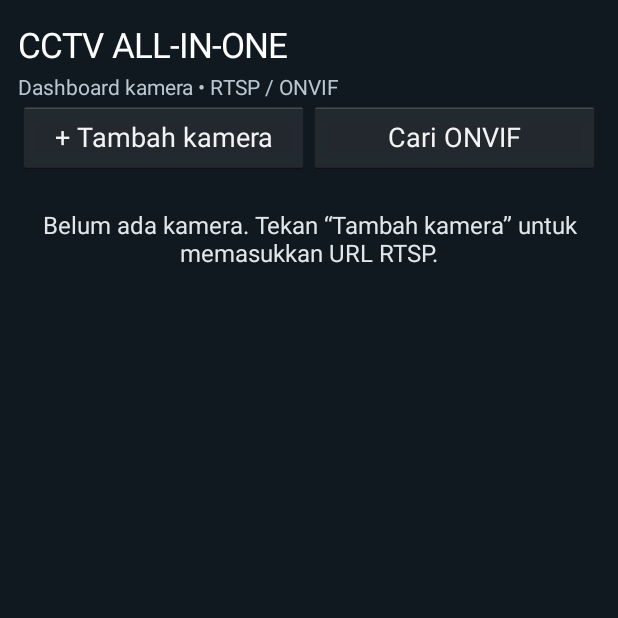
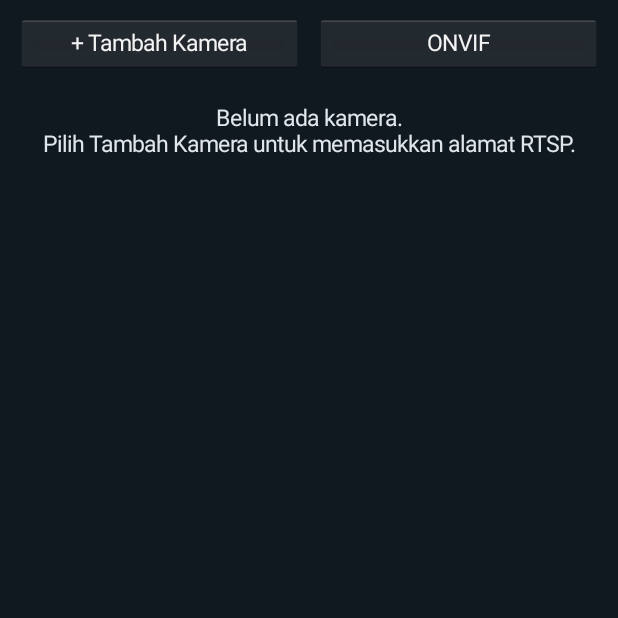
Before and after one commit to untuksrt5git/cctvall, an Android app: the screen it shows after launch (MainActivity), on a phone screen of 412 x 824 dp, the top half of it. Run offline under Robolectric (Android 15) with nearby library versions, the phone set to English and light mode, and no system bars; libraries missing offline, so code that uses them is left out: com.google.android.exoplayer2.

Commit message:
Simplify home screen to Add Camera and ONVIF

```diff
--- a/app/src/main/java/id/cctvall/app/MainActivity.kt
+++ b/app/src/main/java/id/cctvall/app/MainActivity.kt
@@ -23,45 +23,49 @@ class MainActivity : Activity() {
         super.onCreate(savedInstanceState)
         val root = LinearLayout(this).apply {
             orientation = LinearLayout.VERTICAL
-            setPadding(18, 18, 18, 18)
+            setPadding(16, 14, 16, 12)
             setBackgroundColor(0xFF101820.toInt())
         }
-        val title = TextView(this).apply {
-            text = "CCTV ALL-IN-ONE"
-            textSize = 23f
-            setTextColor(0xFFFFFFFF.toInt())
-            gravity = Gravity.CENTER_VERTICAL
+
+        val actions = LinearLayout(this).apply {
+            orientation = LinearLayout.HORIZONTAL
+            gravity = Gravity.CENTER
         }
-        root.addView(title, LinearLayout.LayoutParams(-1, 54))
-        val subtitle = TextView(this).apply {
-            text = "Dashboard kamera • RTSP / ONVIF"
-            textSize = 14f
-            setTextColor(0xFFB8C7D1.toInt())
+        val add = Button(this).apply {
+            text = "+ Tambah Kamera"
+            textSize = 15f
+            setOnClickListener { showAddCamera() }
         }
-        root.addView(subtitle)
-        val actions = LinearLayout(this).apply { orientation = LinearLayout.HORIZONTAL }
-        val add = Button(this).apply { text = "+ Tambah kamera"; setOnClickListener { showAddCamera() } }
-        val discover = Button(this).apply { text = "Cari ONVIF"; setOnClickListener {
-            AlertDialog.Builder(this@MainActivity)
-                .setTitle("Pencarian ONVIF")
-                .setMessage("Pencarian otomatis jaringan lokal akan ditambahkan pada tahap berikutnya. Untuk sementara, tambahkan alamat RTSP kamera secara manual.")
-                .setPositiveButton("Mengerti", null).show()
-        } }
-        actions.addView(add, LinearLayout.LayoutParams(0, -2, 1f))
-        actions.addView(discover, LinearLayout.LayoutParams(0, -2, 1f))
-        root.addView(actions)
+        val discover = Button(this).apply {
+            text = "ONVIF"
+            textSize = 15f
+            setOnClickListener { showOnvifInfo() }
+        }
+        actions.addView(add, LinearLayout.LayoutParams(0, 58, 1f).apply { rightMargin = 6 })
+        actions.addView(discover, LinearLayout.LayoutParams(0, 58, 1f).apply { leftMargin = 6 })
+        root.addView(actions, LinearLayout.LayoutParams(-1, -2))
+
         empty = TextView(this).apply {
-            text = "Belum ada kamera. Tekan “Tambah kamera” untuk memasukkan URL RTSP."
-            textSize = 16f
+            text = "Belum ada kamera.\nPilih Tambah Kamera untuk memasukkan alamat RTSP."
+            textSize = 15f
             setTextColor(0xFFE0E6EA.toInt())
             gravity = Gravity.CENTER
-            setPadding(12, 35, 12, 35)
+            setPadding(12, 30, 12, 30)
         }
-        root.addView(empty)
+        root.addView(empty, LinearLayout.LayoutParams(-1, -2))
+
         list = LinearLayout(this).apply { orientation = LinearLayout.VERTICAL }
         root.addView(list, LinearLayout.LayoutParams(-1, 0, 1f))
         setContentView(root)
         loadCameras()
+    }
+
+    private fun showOnvifInfo() {
+        AlertDialog.Builder(this)
+            .setTitle("ONVIF")
+            .setMessage("Pencarian kamera ONVIF otomatis di jaringan lokal sedang disiapkan. Pastikan ponsel/TV Box dan kamera berada pada jaringan yang sama. Untuk sementara, kamera dapat ditambahkan melalui alamat RTSP.")
+            .setPositiveButton("OK", null)
+            .show()
     }
 
     private fun showAddCamera() {
@@ -76,7 +80,7 @@ class MainActivity : Activity() {
         }
         panel.addView(name)
         panel.addView(url)
-        AlertDialog.Builder(this).setTitle("Tambah kamera RTSP").setView(panel)
+        AlertDialog.Builder(this).setTitle("Tambah Kamera").setView(panel)
             .setNegativeButton("Batal", null)
             .setPositiveButton("Simpan") { _, _ ->
                 val n = name.text.toString().trim().ifEmpty { "Kamera ${cameras.size + 1}" }
@@ -119,8 +123,8 @@ class MainActivity : Activity() {
                 }
             })
             list.addView(row, ViewGroup.LayoutParams(-1, -2))
-            val line = View(this).apply { setBackgroundColor(0xFF34434D.toInt()) }
-            list.addView(line, LinearLayout.LayoutParams(-1, 1))
+            list.addView(View(this).apply { setBackgroundColor(0xFF34434D.toInt()) },
+                LinearLayout.LayoutParams(-1, 1))
         }
     }
 
@@ -136,11 +140,14 @@ class MainActivity : Activity() {
         AlertDialog.Builder(this).setTitle(camera.name).setView(view)
             .setPositiveButton("Tutup") { _, _ -> p.pause(); p.release(); if (player === p) player = null }
             .setOnCancelListener { p.pause(); p.release(); if (player === p) player = null }
-            .show().window?.setLayout(ViewGroup.LayoutParams.MATCH_PARENT, (resources.displayMetrics.heightPixels * 0.72).toInt())
+            .show().window?.setLayout(ViewGroup.LayoutParams.MATCH_PARENT,
+                (resources.displayMetrics.heightPixels * 0.72).toInt())
     }
 
     private fun saveCameras() {
-        val encoded = cameras.joinToString("\n") { android.util.Base64.encodeToString((it.name + "\u0000" + it.url).toByteArray(), android.util.Base64.NO_WRAP) }
+        val encoded = cameras.joinToString("\n") {
+            android.util.Base64.encodeToString((it.name + "\u0000" + it.url).toByteArray(), android.util.Base64.NO_WRAP)
+        }
         getSharedPreferences("camera_list", MODE_PRIVATE).edit().putString("items", encoded).apply()
     }
 
```
